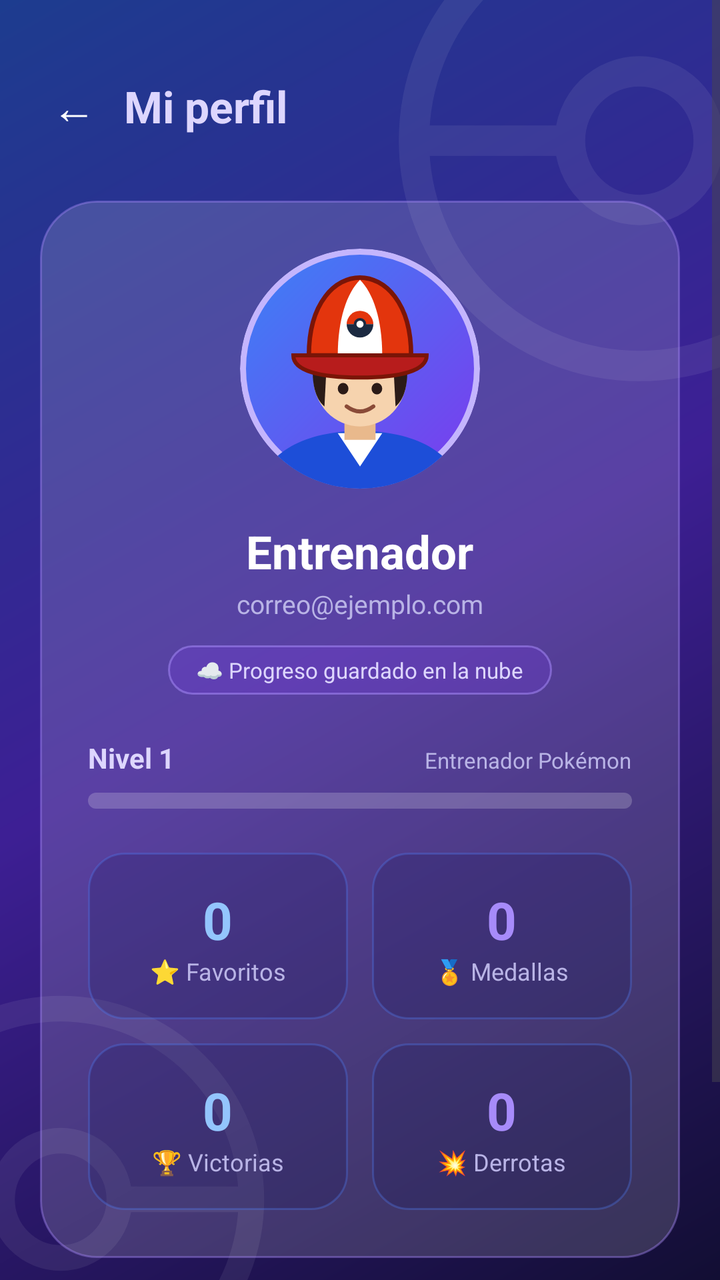
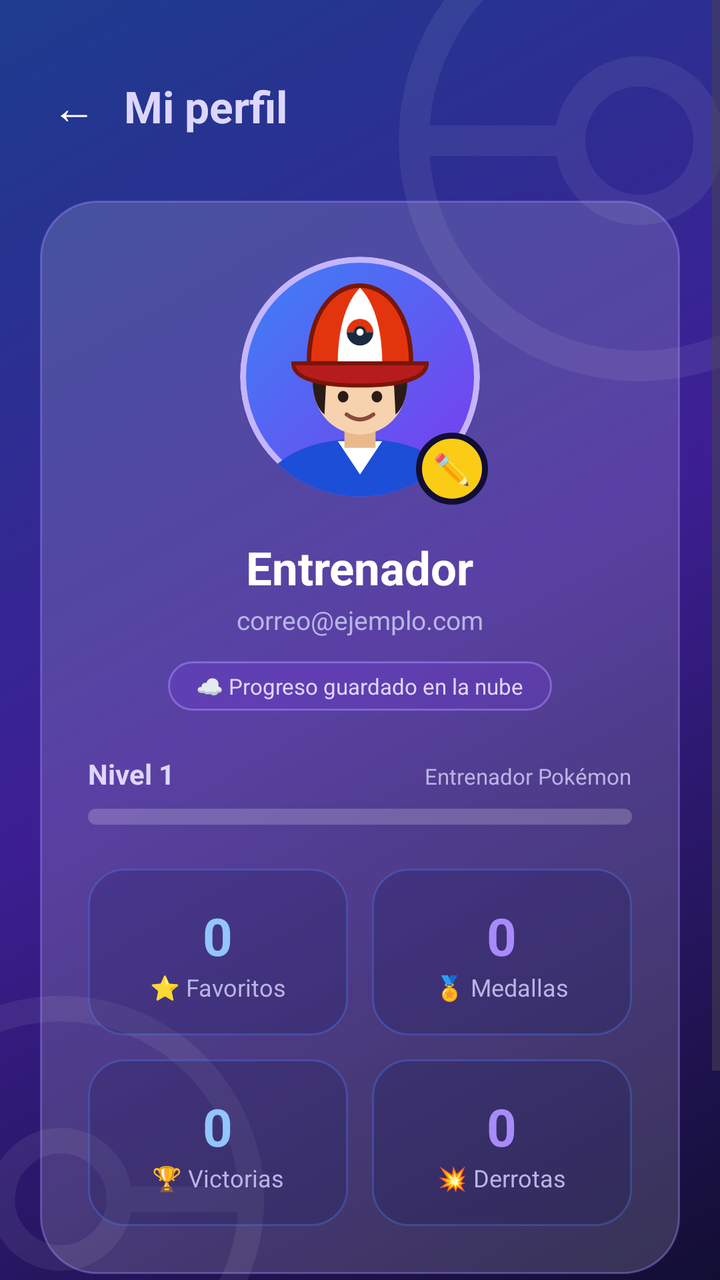

Compare the two renders of this Android layout. The source of the first and the diff that turns it into the second are given below.
<!-- AndroidManifest.xml: application theme Theme.POKEApp -->
<!-- res/layout/activity_perfil.xml -->
<?xml version="1.0" encoding="utf-8"?>
<FrameLayout xmlns:android="http://schemas.android.com/apk/res/android"
    xmlns:app="http://schemas.android.com/apk/res-auto"
    android:layout_width="match_parent"
    android:layout_height="match_parent"
    android:background="@drawable/bg_gradient_perfil">

    
    <ImageView
        android:layout_width="260dp"
        android:layout_height="260dp"
        android:layout_gravity="top|end"
        android:layout_marginTop="-60dp"
        android:layout_marginEnd="-90dp"
        android:alpha="0.07"
        android:src="@drawable/ic_pokeball_watermark" />

    <ImageView
        android:layout_width="220dp"
        android:layout_height="220dp"
        android:layout_gravity="bottom|start"
        android:layout_marginBottom="-70dp"
        android:layout_marginStart="-80dp"
        android:alpha="0.07"
        android:src="@drawable/ic_pokeball_watermark" />

    <ScrollView
        android:layout_width="match_parent"
        android:layout_height="match_parent"
        android:fillViewport="true">

        <LinearLayout
            android:layout_width="match_parent"
            android:layout_height="wrap_content"
            android:orientation="vertical"
            android:padding="20dp">

            <LinearLayout
                android:layout_width="match_parent"
                android:layout_height="wrap_content"
                android:orientation="horizontal"
                android:gravity="center_vertical"
                android:layout_marginTop="12dp">

                <TextView
                    android:id="@+id/btnRegresar"
                    android:layout_width="wrap_content"
                    android:layout_height="wrap_content"
                    android:text="←"
                    android:textColor="@color/poke_white"
                    android:textSize="22sp"
                    android:padding="6dp" />

                <TextView
                    android:layout_width="0dp"
                    android:layout_height="wrap_content"
                    android:layout_weight="1"
                    android:layout_marginStart="8dp"
                    android:text="Mi perfil"
                    android:textColor="@color/perfil_lavender"
                    android:textSize="22sp"
                    android:textStyle="bold" />
            </LinearLayout>

            <LinearLayout
                android:layout_width="match_parent"
                android:layout_height="wrap_content"
                android:orientation="vertical"
                android:gravity="center_horizontal"
                android:padding="24dp"
                android:background="@drawable/bg_card_perfil"
                android:layout_marginTop="26dp">

                
                <ImageView
                    android:layout_width="120dp"
                    android:layout_height="120dp"
                    android:background="@drawable/bg_avatar_perfil"
                    android:clipToOutline="true"
                    android:scaleType="centerCrop"
                    android:src="@drawable/ic_avatar_entrenador"
                    android:contentDescription="Avatar del entrenador con gorra" />

                <TextView
                    android:id="@+id/tvNombrePerfil"
                    android:layout_width="wrap_content"
                    android:layout_height="wrap_content"
                    android:layout_marginTop="16dp"
                    android:text="Entrenador"
                    android:textColor="@color/poke_white"
                    android:textSize="23sp"
                    android:textStyle="bold" />

                <TextView
                    android:id="@+id/tvCorreoPerfil"
                    android:layout_width="wrap_content"
                    android:layout_height="wrap_content"
                    android:layout_marginTop="2dp"
                    android:text="correo@ejemplo.com"
                    android:textColor="@color/perfil_text_soft"
                    android:textSize="13sp" />

                <TextView
                    android:layout_width="wrap_content"
                    android:layout_height="wrap_content"
                    android:layout_marginTop="12dp"
                    android:paddingStart="14dp"
                    android:paddingEnd="14dp"
                    android:paddingTop="5dp"
                    android:paddingBottom="5dp"
                    android:background="@drawable/bg_chip_perfil"
                    android:text="☁️ Progreso guardado en la nube"
                    android:textColor="@color/perfil_lavender"
                    android:textSize="11sp" />

                
                <LinearLayout
                    android:layout_width="match_parent"
                    android:layout_height="wrap_content"
                    android:orientation="vertical"
                    android:layout_marginTop="22dp">

                    <LinearLayout
                        android:layout_width="match_parent"
                        android:layout_height="wrap_content"
                        android:orientation="horizontal">

                        <TextView
                            android:id="@+id/tvNivel"
                            android:layout_width="0dp"
                            android:layout_height="wrap_content"
                            android:layout_weight="1"
                            android:text="Nivel 1"
                            android:textColor="@color/perfil_lavender"
                            android:textSize="14sp"
                            android:textStyle="bold" />

                        <TextView
                            android:layout_width="wrap_content"
                            android:layout_height="wrap_content"
                            android:text="Entrenador Pokémon"
                            android:textColor="@color/perfil_text_soft"
                            android:textSize="11sp" />
                    </LinearLayout>

                    <ProgressBar
                        android:id="@+id/progressNivel"
                        style="@android:style/Widget.ProgressBar.Horizontal"
                        android:layout_width="match_parent"
                        android:layout_height="8dp"
                        android:layout_marginTop="8dp"
                        android:max="100"
                        android:progress="0"
                        android:progressTint="@color/perfil_violet"
                        android:progressBackgroundTint="#33FFFFFF" />
                </LinearLayout>

            <LinearLayout
                android:layout_width="match_parent"
                android:layout_height="wrap_content"
                android:orientation="horizontal"
                android:layout_marginTop="22dp">

                <LinearLayout
                    android:layout_width="0dp"
                    android:layout_height="wrap_content"
                    android:layout_weight="1"
                    android:layout_marginEnd="6dp"
                    android:orientation="vertical"
                    android:gravity="center"
                    android:padding="16dp"
                    android:background="@drawable/bg_stat_perfil">

                    <TextView
                        android:id="@+id/tvContadorFavoritos"
                        android:layout_width="wrap_content"
                        android:layout_height="wrap_content"
                        android:text="0"
                        android:textColor="@color/perfil_sky"
                        android:textSize="26sp"
                        android:textStyle="bold" />

                    <TextView
                        android:layout_width="wrap_content"
                        android:layout_height="wrap_content"
                        android:text="⭐ Favoritos"
                        android:textColor="@color/perfil_text_soft"
                        android:textSize="12sp" />
                </LinearLayout>

                <LinearLayout
                    android:layout_width="0dp"
                    android:layout_height="wrap_content"
                    android:layout_weight="1"
                    android:layout_marginStart="6dp"
                    android:orientation="vertical"
                    android:gravity="center"
                    android:padding="16dp"
                    android:background="@drawable/bg_stat_perfil">

                    <TextView
                        android:id="@+id/tvContadorMedallas"
                        android:layout_width="wrap_content"
                        android:layout_height="wrap_content"
                        android:text="0"
                        android:textColor="@color/perfil_violet"
                        android:textSize="26sp"
                        android:textStyle="bold" />

                    <TextView
                        android:layout_width="wrap_content"
                        android:layout_height="wrap_content"
                        android:text="🏅 Medallas"
                        android:textColor="@color/perfil_text_soft"
                        android:textSize="12sp" />
                </LinearLayout>
            </LinearLayout>

            <LinearLayout
                android:layout_width="match_parent"
                android:layout_height="wrap_content"
                android:orientation="horizontal"
                android:layout_marginTop="12dp">

                <LinearLayout
                    android:layout_width="0dp"
                    android:layout_height="wrap_content"
                    android:layout_weight="1"
                    android:layout_marginEnd="6dp"
                    android:orientation="vertical"
                    android:gravity="center"
                    android:padding="16dp"
                    android:background="@drawable/bg_stat_perfil">

                    <TextView
                        android:id="@+id/tvContadorVictorias"
                        android:layout_width="wrap_content"
                        android:layout_height="wrap_content"
                        android:text="0"
                        android:textColor="@color/perfil_sky"
                        android:textSize="26sp"
                        android:textStyle="bold" />

                    <TextView
                        android:layout_width="wrap_content"
                        android:layout_height="wrap_content"
                        android:text="🏆 Victorias"
                        android:textColor="@color/perfil_text_soft"
                        android:textSize="12sp" />
                </LinearLayout>

                <LinearLayout
                    android:layout_width="0dp"
                    android:layout_height="wrap_content"
                    android:layout_weight="1"
                    android:layout_marginStart="6dp"
                    android:orientation="vertical"
                    android:gravity="center"
                    android:padding="16dp"
                    android:background="@drawable/bg_stat_perfil">

                    <TextView
                        android:id="@+id/tvContadorDerrotas"
                        android:layout_width="wrap_content"
                        android:layout_height="wrap_content"
                        android:text="0"
                        android:textColor="@color/perfil_violet"
                        android:textSize="26sp"
                        android:textStyle="bold" />

                    <TextView
                        android:layout_width="wrap_content"
                        android:layout_height="wrap_content"
                        android:text="💥 Derrotas"
                        android:textColor="@color/perfil_text_soft"
                        android:textSize="12sp" />
                </LinearLayout>
            </LinearLayout>
        </LinearLayout>

            <com.example.pokeapp.PokeBoton
                android:id="@+id/btnCerrarSesionPerfil"
                app:tema="gengar"
                android:layout_width="match_parent"
                android:layout_height="52dp"
                android:layout_marginTop="40dp"
                android:layout_marginBottom="16dp"
                android:text="Cerrar sesión"
                android:textColor="@color/poke_white"
                android:textStyle="bold" />

        </LinearLayout>
    </ScrollView>
</FrameLayout>
<!-- resources referenced by this layout -->
<resources>
  <color name="perfil_lavender">#DDD6FE</color>
  <color name="perfil_sky">#93C5FD</color>
  <color name="perfil_text_soft">#B9B4E6</color>
  <color name="perfil_violet">#A78BFA</color>
  <color name="poke_white">#FFFFFF</color>
  <!-- drawable bg_avatar_perfil (drawable) -->
  <?xml version="1.0" encoding="utf-8"?>
  <shape xmlns:android="http://schemas.android.com/apk/res/android"
      android:shape="oval">
      <gradient
          android:startColor="#7C3AED"
          android:endColor="#3B82F6"
          android:angle="135" />
      <stroke android:width="3dp" android:color="#C4B5FD" />
  </shape>
  <!-- drawable bg_card_perfil (drawable) -->
  <?xml version="1.0" encoding="utf-8"?>
  <shape xmlns:android="http://schemas.android.com/apk/res/android">
      <corners android:radius="28dp" />
      <solid android:color="#26FFFFFF" />
      <stroke android:width="1dp" android:color="#66A78BFA" />
  </shape>
  <!-- drawable bg_chip_perfil (drawable) -->
  <?xml version="1.0" encoding="utf-8"?>
  <shape xmlns:android="http://schemas.android.com/apk/res/android">
      <corners android:radius="14dp" />
      <solid android:color="#337C3AED" />
      <stroke android:width="1dp" android:color="#88A78BFA" />
  </shape>
  <!-- drawable bg_gradient_perfil (drawable) -->
  <?xml version="1.0" encoding="utf-8"?>
  <shape xmlns:android="http://schemas.android.com/apk/res/android">
      <gradient
          android:startColor="@color/perfil_indigo_dark"
          android:centerColor="@color/perfil_purple"
          android:endColor="@color/perfil_blue"
          android:angle="135" />
  </shape>
  <!-- drawable bg_stat_perfil (drawable) -->
  <?xml version="1.0" encoding="utf-8"?>
  <shape xmlns:android="http://schemas.android.com/apk/res/android">
      <corners android:radius="18dp" />
      <solid android:color="#33101050" />
      <stroke android:width="1dp" android:color="#554F7CF0" />
  </shape>
  <!-- drawable ic_avatar_entrenador: vector/xml drawable (drawable, 2180 chars, omitted) -->
  <!-- drawable ic_pokeball_watermark (drawable) -->
  <?xml version="1.0" encoding="utf-8"?>
  <vector xmlns:android="http://schemas.android.com/apk/res/android"
      android:width="160dp"
      android:height="160dp"
      android:viewportWidth="120"
      android:viewportHeight="120">
      <path
          android:strokeColor="#FFFFFF"
          android:strokeWidth="7"
          android:pathData="M8,60 A52,52 0 1 0 112,60 A52,52 0 1 0 8,60 Z" />
      <path
          android:strokeColor="#FFFFFF"
          android:strokeWidth="7"
          android:pathData="M8,60 H44 M76,60 H112" />
      <path
          android:strokeColor="#FFFFFF"
          android:strokeWidth="7"
          android:pathData="M44,60 A16,16 0 1 0 76,60 A16,16 0 1 0 44,60 Z" />
  </vector>
  <style name="Theme.POKEApp" parent="Base.Theme.POKEApp">
          
          <item name="materialButtonStyle">@style/Widget.POKEApp.Button</item>
      </style>
  <color name="perfil_indigo_dark">#120E33</color>
  <color name="perfil_purple">#3D1F94</color>
  <color name="perfil_blue">#1D3C8F</color>
  <style name="Base.Theme.POKEApp" parent="Theme.Material3.DayNight.NoActionBar">
          
          
      </style>
  <style name="Widget.POKEApp.Button" parent="Widget.Material3.Button">
          <item name="backgroundTint">@null</item>
          <item name="android:insetTop">0dp</item>
          <item name="android:insetBottom">0dp</item>
      </style>
</resources>

<!-- the commit's change to res/layout/activity_perfil.xml (unified diff, before → after) -->
@@ -72,14 +72,34 @@
                 android:layout_marginTop="26dp">
 
                 
-                <ImageView
-                    android:layout_width="120dp"
-                    android:layout_height="120dp"
-                    android:background="@drawable/bg_avatar_perfil"
-                    android:clipToOutline="true"
-                    android:scaleType="centerCrop"
-                    android:src="@drawable/ic_avatar_entrenador"
-                    android:contentDescription="Avatar del entrenador con gorra" />
+                <FrameLayout
+                    android:id="@+id/contenedorAvatar"
+                    android:layout_width="128dp"
+                    android:layout_height="128dp"
+                    android:clickable="true"
+                    android:focusable="true"
+                    android:contentDescription="Cambiar avatar">
+
+                    <ImageView
+                        android:id="@+id/imgAvatarPerfil"
+                        android:layout_width="120dp"
+                        android:layout_height="120dp"
+                        android:layout_gravity="center"
+                        android:background="@drawable/bg_avatar_perfil"
+                        android:clipToOutline="true"
+                        android:scaleType="centerCrop"
+                        android:src="@drawable/ic_avatar_entrenador"
+                        android:importantForAccessibility="no" />
+
+                    <TextView
+                        android:layout_width="36dp"
+                        android:layout_height="36dp"
+                        android:layout_gravity="end|bottom"
+                        android:background="@drawable/bg_avatar_editar"
+                        android:gravity="center"
+                        android:text="✏️"
+                        android:textSize="15sp" />
+                </FrameLayout>
 
                 <TextView
                     android:id="@+id/tvNombrePerfil"
<!-- resource entries referenced after the edit -->
@@ -5,6 +5,13 @@
   <color name="perfil_text_soft">#B9B4E6</color>
   <color name="perfil_violet">#A78BFA</color>
   <color name="poke_white">#FFFFFF</color>
+  <!-- drawable bg_avatar_editar (drawable) -->
+  <?xml version="1.0" encoding="utf-8"?>
+  <shape xmlns:android="http://schemas.android.com/apk/res/android"
+      android:shape="oval">
+      <solid android:color="#FACC15" />
+      <stroke android:width="3dp" android:color="#120E33" />
+  </shape>
   <!-- drawable bg_avatar_perfil (drawable) -->
   <?xml version="1.0" encoding="utf-8"?>
   <shape xmlns:android="http://schemas.android.com/apk/res/android"
